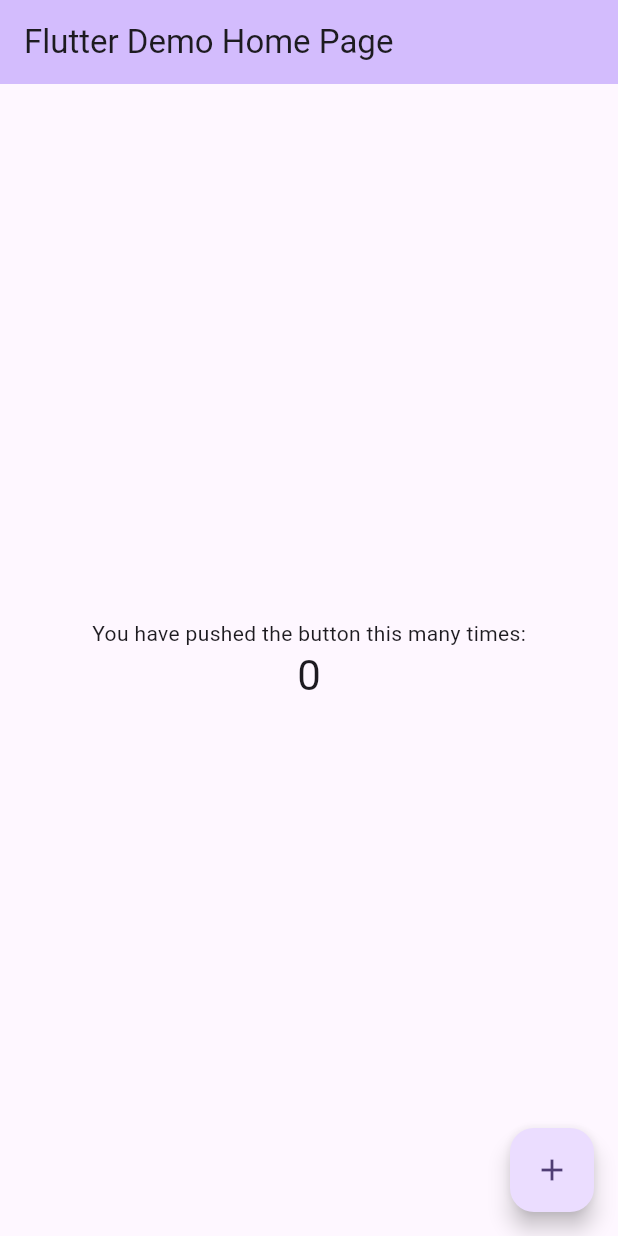
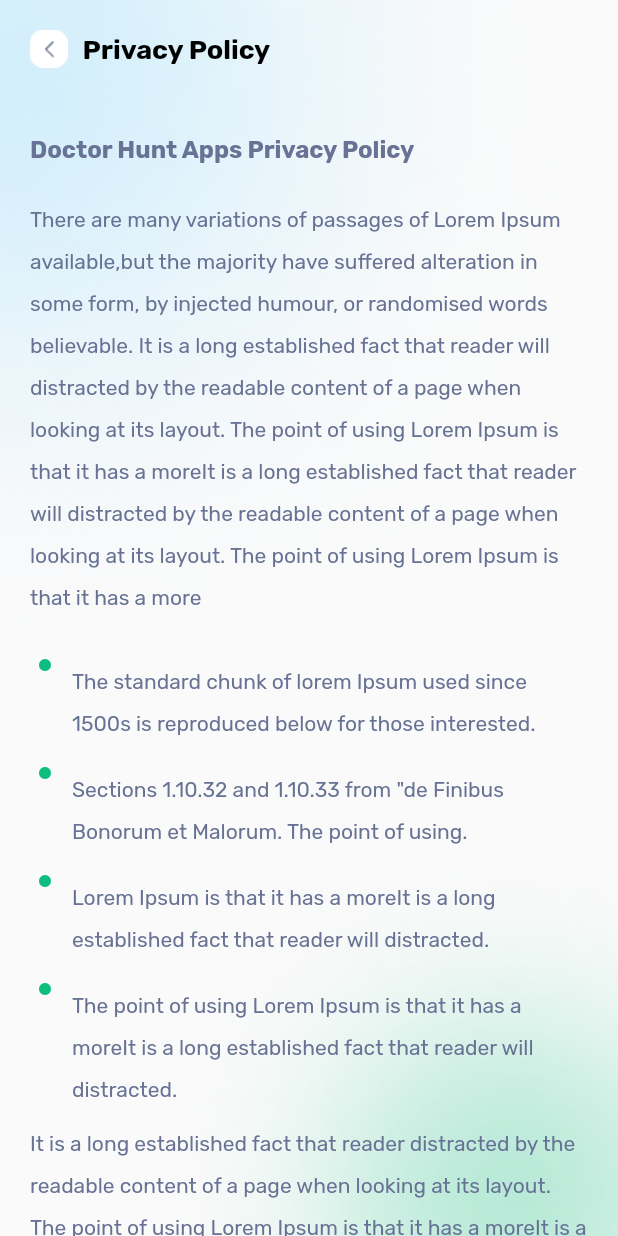
Before and after one commit to HagiMj29/ui_slicing, a Flutter app: the screen it shows after launch, on a phone screen of 412 x 824 dp. Run offline on Flutter 3.47's test engine with Material 3 defaults, Android fonts, the phone set to English and light mode, and no system bars.

Commit message:
add ui privacy policy patient detail diagnostics test

```diff
--- /dev/null
+++ b/lib/fiza/privacy_policy.dart
@@ -0,0 +1,137 @@
+import 'package:flutter/material.dart';
+import 'package:ui_slicing/fiza/patient_details_01.dart';
+
+class PrivacyPolicyPage extends StatelessWidget {
+  @override
+  Widget build(BuildContext context) {
+    return Scaffold(
+      body: Stack(
+        fit: StackFit.expand,
+        children: [
+          Image.asset(
+            'images/fiza/bg.png',
+            fit: BoxFit.cover,
+          ),
+          SingleChildScrollView(
+            child: Column(
+              children: [
+                SizedBox(height: MediaQuery.of(context).padding.top),
+                Container(
+                  padding: EdgeInsets.only(left: 20, right: 20, top: 20),
+                  child: Row(
+                    children: [
+                      GestureDetector(
+                        onTap: () {
+                          Navigator.push(
+                            context,
+                            MaterialPageRoute(builder: (context) => PatientDetails()),
+                          );
+                        },
+                        child: Image.asset(
+                          'images/fiza/back.png',
+                          width: 25,
+                          height: 25,
+                        ),
+                      ),
+                      SizedBox(width: 10),
+                      Text(
+                        'Privacy Policy',
+                        style: TextStyle(
+                          fontSize: 18,
+                          fontWeight: FontWeight.bold,
+                          fontFamily: 'Rubik',
+                          color: Colors.black,
+                        ),
+                      ),
+                    ],
+                  ),
+                ),
+                SizedBox(height: 25),
+                Padding(
+                  padding: const EdgeInsets.all(20.0),
+                  child: Column(
+                    crossAxisAlignment: CrossAxisAlignment.start,
+                    children: [
+                      Text(
+                        'Doctor Hunt Apps Privacy Policy',
+                        style: TextStyle(
+                          fontSize: 16,
+                          fontFamily: 'Rubik',
+                          color: Color.fromRGBO(103, 114, 148, 1),
+                          fontWeight: FontWeight.bold,
+                        ),
+                      ),
+                      SizedBox(height: 20),
+                      Text(
+                        'There are many variations of passages of Lorem Ipsum available,but the majority have suffered alteration in some form, by injected humour, or randomised words believable. It is a long established fact that reader will distracted by the readable content of a page when looking at its layout. The point of using Lorem Ipsum is that it has a moreIt is a long established fact that reader will distracted by the readable content of a page when looking at its layout. The point of using Lorem Ipsum is that it has a more ',
+                        style: TextStyle(
+                          fontSize: 14,
+                          fontFamily: 'Rubik',
+                          height: 2,
+                          color: Color.fromRGBO(103, 114, 148, 1),
+                        ),
+                      ),
+                      SizedBox(height: 20),
+                      BulletText('The standard chunk of lorem Ipsum used since 1500s is reproduced below for those interested.'),
+                      BulletText('Sections 1.10.32 and 1.10.33 from "de Finibus Bonorum et Malorum. The point of using.'),
+                      BulletText('Lorem Ipsum is that it has a moreIt is a long established fact that reader will distracted.'),
+                      BulletText('The point of using Lorem Ipsum is that it has a moreIt is a long established fact that reader will distracted.'),
+                      Text(
+                        'It is a long established fact that reader distracted by the readable content of a page when looking at its layout. The point of using Lorem Ipsum is that it has a moreIt is a long established.',
+                        style: TextStyle(
+                          fontSize: 14,
+                          fontFamily: 'Rubik',
+                          height: 2,
+                          color: Color.fromRGBO(103, 114, 148, 1),
+                        ),
+                      ),
+                    ],
+                  ),
+                ),
+              ],
+            ),
+          ),
+        ],
+      ),
+    );
+  }
+}
+
+class BulletText extends StatelessWidget {
+  final String text;
+
+  BulletText(this.text);
+
+  @override
+  Widget build(BuildContext context) {
+    return Padding(
+      padding: EdgeInsets.symmetric(vertical: 8.0),
+      child: Row(
+        crossAxisAlignment: CrossAxisAlignment.start,
+        mainAxisAlignment: MainAxisAlignment.start,
+        children: [
+          Container(
+            width: 20,
+            child: Icon(
+              Icons.fiber_manual_record,
+              size: 12,
+              color: Color.fromRGBO(14, 190, 127, 1),
+            ),
+          ),
+          SizedBox(width: 8),
+          Expanded(
+            child: Text(
+              text,
+              style: TextStyle(
+                fontSize: 14,
+                fontFamily: 'Rubik',
+                height: 2,
+                color: Color.fromRGBO(103, 114, 148, 1),
+              ),
+            ),
+          ),
+        ],
+      ),
+    );
+  }
+}
--- a/lib/main.dart
+++ b/lib/main.dart
@@ -1,4 +1,7 @@
 import 'package:flutter/material.dart';
+import 'fiza/privacy_policy.dart';
+import 'fiza/patient_details_01.dart';
+
 
 void main() {
   runApp(const MyApp());
@@ -11,7 +14,7 @@
   @override
   Widget build(BuildContext context) {
     return MaterialApp(
-      title: 'Flutter Demo',
+      title: 'UI Slicing',
       theme: ThemeData(
         // This is the theme of your application.
         //
@@ -29,9 +32,10 @@
         // This works for code too, not just values: Most code changes can be
         // tested with just a hot reload.
         colorScheme: ColorScheme.fromSeed(seedColor: Colors.deepPurple),
-        useMaterial3: true,
+        useMaterial3: false,
       ),
-      home: const MyHomePage(title: 'Flutter Demo Home Page'),
+      home: PrivacyPolicyPage(),
+      debugShowCheckedModeBanner: false,
     );
   }
 }
```
Also changed, not shown: lib/fiza/diagonstics_test.dart (added, +114 -0 lines), lib/fiza/patient_details_01.dart (added, +107 -0 lines), pubspec.yaml (+11 -1 lines), fonts/Rubik-Bold.ttf (added), fonts/Rubik-Regular.ttf (added), images/fiza/back.png (added), images/fiza/bg.png (added), images/fiza/details.png (added), images/fiza/diagonstic.png (added).
